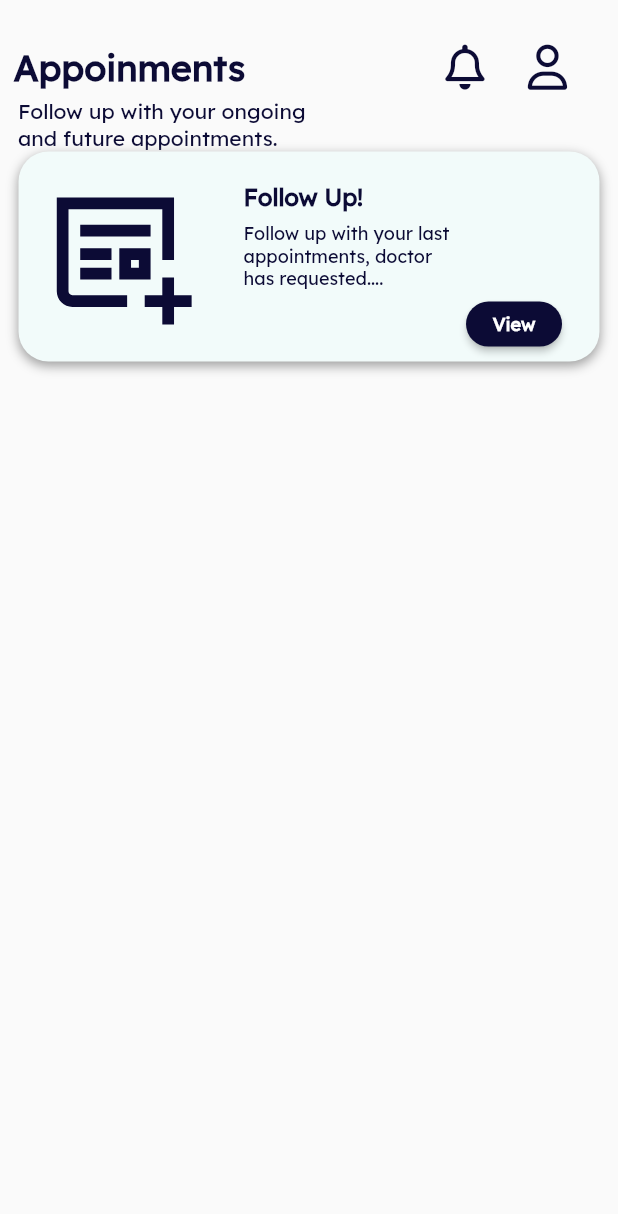
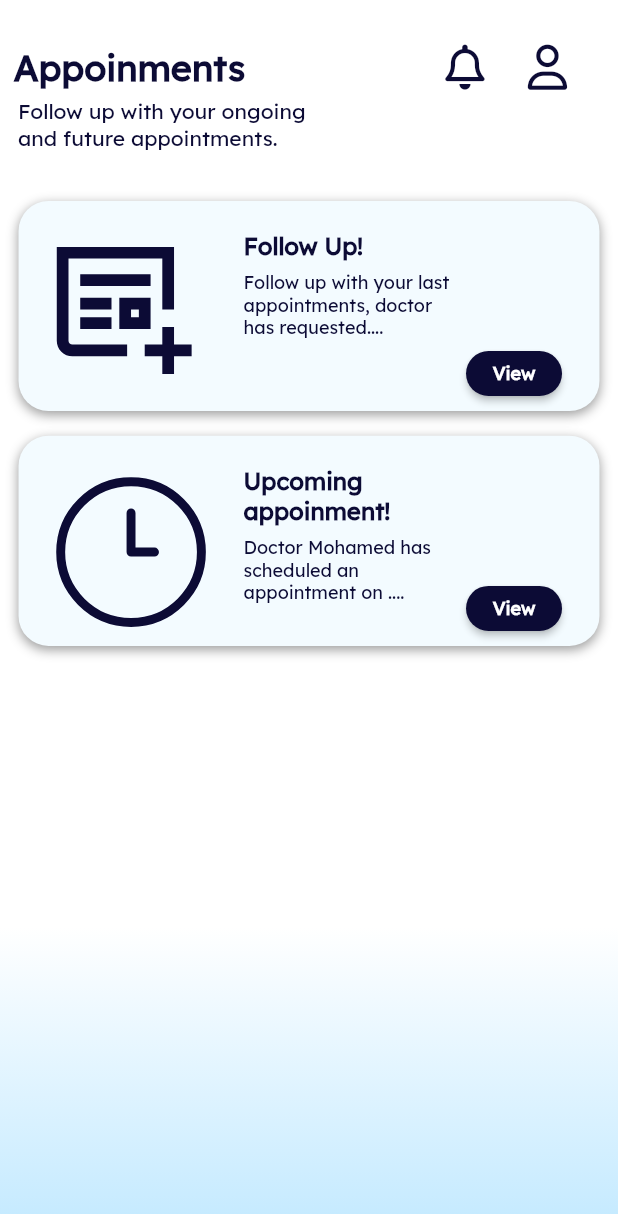
Before and after one commit to maryamyasserr/DermaByte, a Flutter app: the screen it shows after launch, on a phone screen of 412 x 824 dp. Shown: the top 1214 px of the screen. Run offline on Flutter 3.47's test engine with Material 2 defaults, Android fonts, the light colour scheme and no system bars; our stand-ins replace flutter_svg, font_awesome_flutter.

Commit message:
Create V1 for appoinments view

```diff
--- a/lib/Features/Appoinments/View/Widgets/appoinments_body.dart
+++ b/lib/Features/Appoinments/View/Widgets/appoinments_body.dart
@@ -1,5 +1,4 @@
 import 'package:dermabyte/Core/Widgets/custom_appBar.dart';
-import 'package:dermabyte/Core/utils/font_styels.dart';
 import 'package:dermabyte/Features/Appoinments/View/Widgets/custom_card.dart';
 import 'package:dermabyte/Features/Appoinments/View/Widgets/header_text.dart';
 import 'package:flutter/material.dart';
@@ -9,18 +8,42 @@ class AppoinmentsBody extends StatelessWidget {
 
   @override
   Widget build(BuildContext context) {
-    return const Column(
+    return  Container(
+      decoration:const BoxDecoration(
+        gradient: LinearGradient(
+          colors: [
+            Color(0xffC2E9FF),
+            // Color(0xffDAF2FF),
+            // Color(0xffE9F7FF),
+            Colors.white,
+            Colors.white,
+          ],
+          begin: Alignment.bottomCenter,
+          end: Alignment.center,
+          // stops:
+          )
+      ),
+      child: Column(
         children: [
-        CustomAppBar(title: 'Appoinments'),
-        HeaderText(text: "Follow up with your ongoing and future appointments."),
-        CustomCard(
+         const CustomAppBar(title: 'Appoinments'),
+         const HeaderText(text: "Follow up with your ongoing and future appointments."),
+          SizedBox(height: MediaQuery.of(context).size.height*0.04),
+          const CustomCard(
             iconCard: 'assets/images/followUp.svg',
             cardTitle: "Follow Up!",
             cardSubTitle: "Follow up with your last appointments, doctor has requested....",
             textButton: "View",
+          ),
+          SizedBox(height: MediaQuery.of(context).size.height*0.02),
+          const CustomCard(
+            iconCard: 'assets/images/wallClock.svg',
+            cardTitle: "Upcoming appoinment!",
+            cardSubTitle: "Doctor Mohamed has scheduled an appointment on ....",
+            textButton: "View",
           )
 
         ],
+      ),
     );
   }
 }
--- a/lib/Features/Appoinments/View/Widgets/custom_card.dart
+++ b/lib/Features/Appoinments/View/Widgets/custom_card.dart
@@ -13,7 +13,7 @@ class CustomCard extends StatelessWidget {
       width: MediaQuery.of(context).size.width * 0.94,
       height: MediaQuery.of(context).size.height * 0.17,
       decoration: BoxDecoration(
-          color: OurColors.kCardColor,
+          color: Color(0xffF3FBFF),
           borderRadius: BorderRadius.circular(20),
           boxShadow: const [
             BoxShadow(
--- a/lib/Features/Appoinments/View/appoinments.dart
+++ b/lib/Features/Appoinments/View/appoinments_view.dart
@@ -1,8 +1,8 @@
 import 'package:dermabyte/Features/Appoinments/View/Widgets/appoinments_body.dart';
 import 'package:flutter/material.dart';
 
-class Appoinments extends StatelessWidget {
-  const Appoinments({super.key});
+class AppoinmentsView extends StatelessWidget {
+  const AppoinmentsView({super.key});
 
   @override
   Widget build(BuildContext context) {
--- a/lib/main.dart
+++ b/lib/main.dart
@@ -1,4 +1,4 @@
-import 'package:dermabyte/Features/Appoinments/View/appoinments.dart';
+import 'package:dermabyte/Features/Appoinments/View/appoinments_view.dart';
 import 'package:flutter/material.dart';
 
 void main() {
@@ -12,7 +12,7 @@ class DermaByte extends StatelessWidget {
   Widget build(BuildContext context) {
     return const MaterialApp(
       debugShowCheckedModeBanner: false,
-      home: Appoinments(),
+      home: AppoinmentsView(),
     );
   }
 }
```
Also changed, not shown: assets/images/bell.svg (added), assets/images/profile.svg (added). Lines whose indentation alone changed are shown as unchanged.
